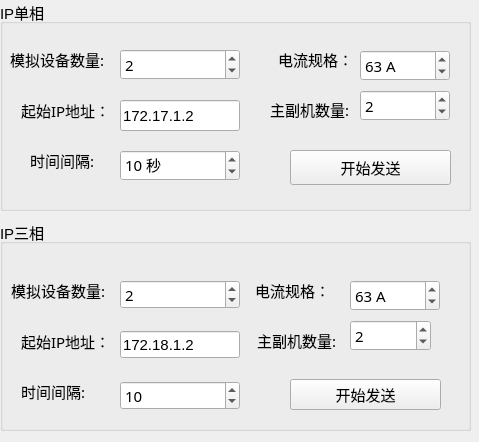
The window that PM_Tool/ip/ip_BulkSend/ip_bulksend.ui (ChinaClever/PM-Tool) describes before a commit, drawn with Qt 5.
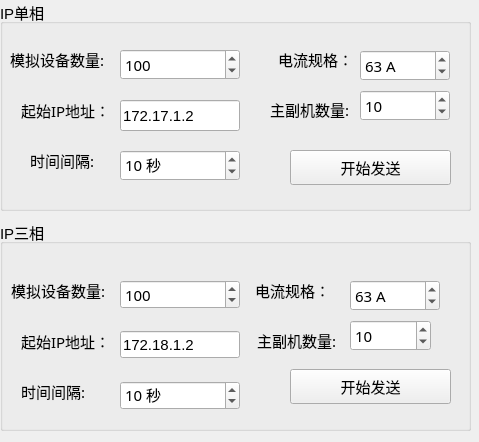
The same window after the commit.

What changed in the file:
```diff
--- a/PM_Tool/ip/ip_BulkSend/ip_bulksend.ui
+++ b/PM_Tool/ip/ip_BulkSend/ip_bulksend.ui
@@ -46,13 +46,13 @@
      </font>
     </property>
     <property name="maximum">
-     <number>100000</number>
+     <number>10000</number>
     </property>
     <property name="singleStep">
      <number>2</number>
     </property>
     <property name="value">
-     <number>2</number>
+     <number>100</number>
     </property>
     <property name="displayIntegerBase">
      <number>10</number>
@@ -118,9 +118,9 @@
     <property name="geometry">
      <rect>
       <x>290</x>
-      <y>159</y>
-      <width>151</width>
-      <height>31</height>
+      <y>149</y>
+      <width>161</width>
+      <height>35</height>
      </rect>
     </property>
     <property name="font">
@@ -185,8 +185,11 @@
       <pointsize>11</pointsize>
      </font>
     </property>
+    <property name="suffix">
+     <string> 秒</string>
+    </property>
     <property name="maximum">
-     <number>100000</number>
+     <number>1000</number>
     </property>
     <property name="singleStep">
      <number>2</number>
@@ -239,7 +242,7 @@
      <number>2</number>
     </property>
     <property name="value">
-     <number>2</number>
+     <number>10</number>
     </property>
     <property name="displayIntegerBase">
      <number>10</number>
@@ -315,14 +318,17 @@
       <pointsize>11</pointsize>
      </font>
     </property>
+    <property name="minimum">
+     <number>1</number>
+    </property>
     <property name="maximum">
-     <number>100000</number>
+     <number>10000</number>
     </property>
     <property name="singleStep">
      <number>100</number>
     </property>
     <property name="value">
-     <number>2</number>
+     <number>100</number>
     </property>
    </widget>
    <widget class="QLabel" name="label_3">
@@ -366,7 +372,7 @@
      <number>2</number>
     </property>
     <property name="value">
-     <number>2</number>
+     <number>10</number>
     </property>
     <property name="displayIntegerBase">
      <number>10</number>
```
Left out of the diff: 20 changed lines with no effect on the pictures.
